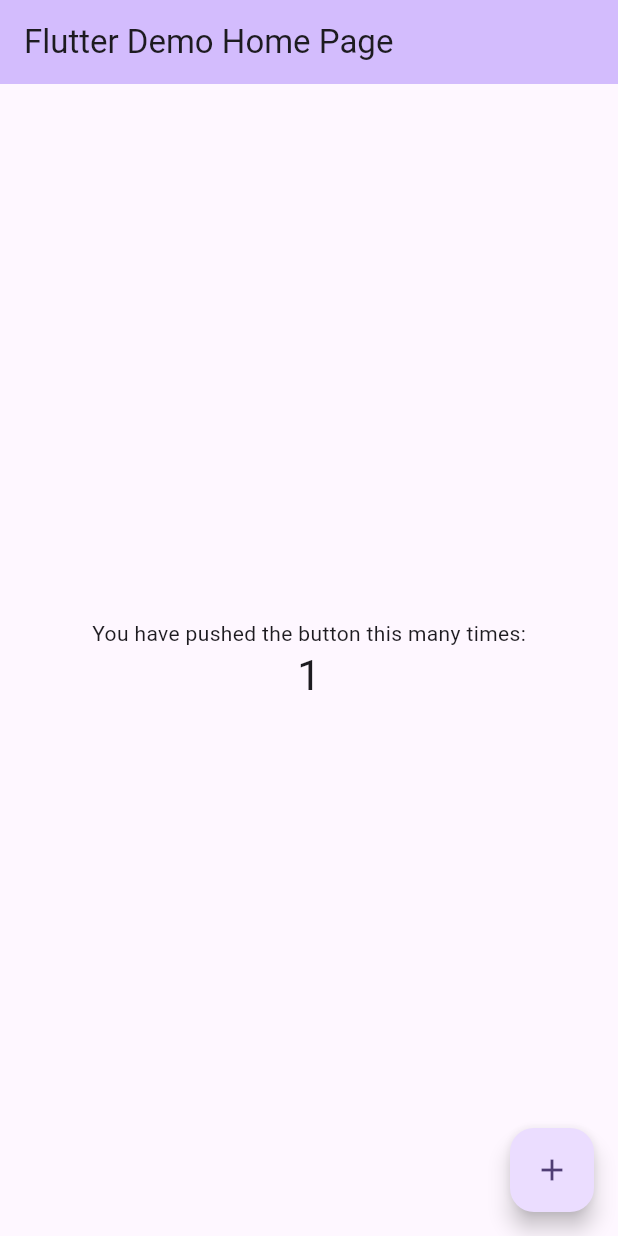
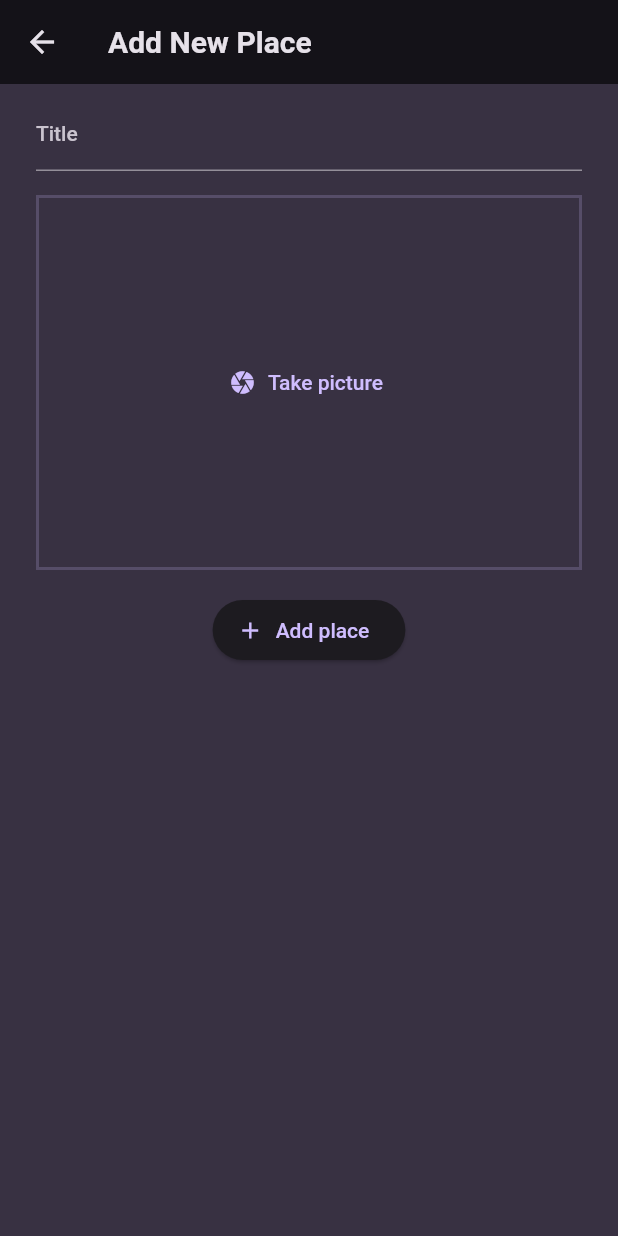
Before and after one commit to khwoat/flutter_course-favorite_place_app, a Flutter app: the screen it shows after launch, after a tap on the "add" icon, on a phone screen of 412 x 824 dp. Run offline on Flutter 3.47's test engine with Material 2 defaults, Android fonts, the phone set to English and light mode, and no system bars; our stand-ins replace flutter_riverpod, google_fonts.

Commit message:
Add all page features

```diff
--- a/lib/main.dart
+++ b/lib/main.dart
@@ -1,125 +1,45 @@
+import 'package:favorite_place_app/screens/your_places_screen.dart';
 import 'package:flutter/material.dart';
+import 'package:flutter_riverpod/flutter_riverpod.dart';
+
+import 'package:google_fonts/google_fonts.dart';
+
+final colorScheme = ColorScheme.fromSeed(
+  brightness: Brightness.dark,
+  seedColor: const Color.fromARGB(255, 102, 6, 247),
+  background: const Color.fromARGB(255, 56, 49, 66),
+);
+
+final theme = ThemeData().copyWith(
+  useMaterial3: true,
+  scaffoldBackgroundColor: colorScheme.background,
+  colorScheme: colorScheme,
+  textTheme: GoogleFonts.ubuntuCondensedTextTheme().copyWith(
+    titleSmall: GoogleFonts.ubuntuCondensed(
+      fontWeight: FontWeight.bold,
+    ),
+    titleMedium: GoogleFonts.ubuntuCondensed(
+      fontWeight: FontWeight.bold,
+    ),
+    titleLarge: GoogleFonts.ubuntuCondensed(
+      fontWeight: FontWeight.bold,
+    ),
+  ),
+);
 
 void main() {
-  runApp(const MyApp());
+  runApp(const ProviderScope(child: FavoritePlaceApp()));
 }
 
-class MyApp extends StatelessWidget {
-  const MyApp({super.key});
+class FavoritePlaceApp extends StatelessWidget {
+  const FavoritePlaceApp({Key? key}) : super(key: key);
 
-  // This widget is the root of your application.
   @override
   Widget build(BuildContext context) {
     return MaterialApp(
-      title: 'Flutter Demo',
-      theme: ThemeData(
-        // This is the theme of your application.
-        //
-        // TRY THIS: Try running your application with "flutter run". You'll see
-        // the application has a blue toolbar. Then, without quitting the app,
-        // try changing the seedColor in the colorScheme below to Colors.green
-        // and then invoke "hot reload" (save your changes or press the "hot
-        // reload" button in a Flutter-supported IDE, or press "r" if you used
-        // the command line to start the app).
-        //
-        // Notice that the counter didn't reset back to zero; the application
-        // state is not lost during the reload. To reset the state, use hot
-        // restart instead.
-        //
-        // This works for code too, not just values: Most code changes can be
-        // tested with just a hot reload.
-        colorScheme: ColorScheme.fromSeed(seedColor: Colors.deepPurple),
-        useMaterial3: true,
-      ),
-      home: const MyHomePage(title: 'Flutter Demo Home Page'),
+      title: 'Great Places',
+      theme: theme,
+      home: const YourPlacesScreen(),
     );
   }
 }
-
-class MyHomePage extends StatefulWidget {
-  const MyHomePage({super.key, required this.title});
-
-  // This widget is the home page of your application. It is stateful, meaning
-  // that it has a State object (defined below) that contains fields that affect
-  // how it looks.
-
-  // This class is the configuration for the state. It holds the values (in this
-  // case the title) provided by the parent (in this case the App widget) and
-  // used by the build method of the State. Fields in a Widget subclass are
-  // always marked "final".
-
-  final String title;
-
-  @override
-  State<MyHomePage> createState() => _MyHomePageState();
-}
-
-class _MyHomePageState extends State<MyHomePage> {
-  int _counter = 0;
-
-  void _incrementCounter() {
-    setState(() {
-      // This call to setState tells the Flutter framework that something has
-      // changed in this State, which causes it to rerun the build method below
-      // so that the display can reflect the updated values. If we changed
-      // _counter without calling setState(), then the build method would not be
-      // called again, and so nothing would appear to happen.
-      _counter++;
-    });
-  }
-
-  @override
-  Widget build(BuildContext context) {
-    // This method is rerun every time setState is called, for instance as done
-    // by the _incrementCounter method above.
-    //
-    // The Flutter framework has been optimized to make rerunning build methods
-    // fast, so that you can just rebuild anything that needs updating rather
-    // than having to individually change instances of widgets.
-    return Scaffold(
-      appBar: AppBar(
-        // TRY THIS: Try changing the color here to a specific color (to
-        // Colors.amber, perhaps?) and trigger a hot reload to see the AppBar
-        // change color while the other colors stay the same.
-        backgroundColor: Theme.of(context).colorScheme.inversePrimary,
-        // Here we take the value from the MyHomePage object that was created by
-        // the App.build method, and use it to set our appbar title.
-        title: Text(widget.title),
-      ),
-      body: Center(
-        // Center is a layout widget. It takes a single child and positions it
-        // in the middle of the parent.
-        child: Column(
-          // Column is also a layout widget. It takes a list of children and
-          // arranges them vertically. By default, it sizes itself to fit its
-          // children horizontally, and tries to be as tall as its parent.
-          //
-          // Column has various properties to control how it sizes itself and
-          // how it positions its children. Here we use mainAxisAlignment to
-          // center the children vertically; the main axis here is the vertical
-          // axis because Columns are vertical (the cross axis would be
-          // horizontal).
-          //
-          // TRY THIS: Invoke "debug painting" (choose the "Toggle Debug Paint"
-          // action in the IDE, or press "p" in the console), to see the
-          // wireframe for each widget.
-          mainAxisAlignment: MainAxisAlignment.center,
-          children: <Widget>[
-            const Text(
-              'You have pushed the button this many times:',
-            ),
-            Text(
-              '$_counter',
-              style: Theme.of(context).textTheme.headlineMedium,
-            ),
-          ],
-        ),
-      ),
-      floatingActionButton: FloatingActionButton(
-        onPressed: _incrementCounter,
-        tooltip: 'Increment',
-        child: const Icon(Icons.add),
-      ), // This trailing comma makes auto-formatting nicer for build methods.
-    );
-  }
-}
--- /dev/null
+++ b/lib/models/place.dart
@@ -0,0 +1,10 @@
+import 'package:uuid/uuid.dart';
+
+const uuid = Uuid();
+
+class Place {
+  Place({required this.title}) : id = uuid.v4();
+
+  final String id;
+  final String title;
+}
--- /dev/null
+++ b/lib/providers/your_places_provider.dart
@@ -0,0 +1,14 @@
+import 'package:favorite_place_app/models/place.dart';
+import 'package:flutter_riverpod/flutter_riverpod.dart';
+
+class YourPlacesNotifier extends StateNotifier<List<Place>> {
+  YourPlacesNotifier() : super(const []);
+
+  void addNewPlace(Place newPlace) {
+    state = [newPlace, ...state];
+  }
+}
+
+final yourPlacesProvider =
+    StateNotifierProvider<YourPlacesNotifier, List<Place>>(
+        (ref) => YourPlacesNotifier());
--- /dev/null
+++ b/lib/screens/adding_place_screen.dart
@@ -0,0 +1,96 @@
+import 'package:favorite_place_app/models/place.dart';
+import 'package:favorite_place_app/providers/your_places_provider.dart';
+import 'package:favorite_place_app/widgets/image_input.dart';
+import 'package:flutter/material.dart';
+import 'package:flutter_riverpod/flutter_riverpod.dart';
+
+class AddingPlaceScreen extends ConsumerStatefulWidget {
+  const AddingPlaceScreen({super.key});
+
+  @override
+  ConsumerState<ConsumerStatefulWidget> createState() {
+    return _AddingPlaceScreenState();
+  }
+}
+
+class _AddingPlaceScreenState extends ConsumerState<AddingPlaceScreen> {
+  final _formKey = GlobalKey<FormState>();
+
+  final _titleController = TextEditingController();
+
+  late final YourPlacesNotifier _yourPlacesNotifier;
+
+  @override
+  void initState() {
+    _yourPlacesNotifier = ref.read(yourPlacesProvider.notifier);
+    super.initState();
+  }
+
+  @override
+  void dispose() {
+    _titleController.dispose();
+    super.dispose();
+  }
+
+  void _addPlace() {
+    if (_formKey.currentState!.validate()) {
+      _yourPlacesNotifier.addNewPlace(
+        Place(title: _titleController.text.trim()),
+      );
+      Navigator.of(context).pop();
+    }
+  }
+
+  @override
+  Widget build(BuildContext context) {
+    return Scaffold(
+      appBar: AppBar(
+        title: const Text('Add New Place'),
+      ),
+      body: Padding(
+        padding: const EdgeInsets.symmetric(
+          vertical: 10,
+          horizontal: 24,
+        ),
+        child: Form(
+          key: _formKey,
+          child: Column(
+            children: [
+              // Textfield of TITLE
+              TextFormField(
+                controller: _titleController,
+                decoration: const InputDecoration(
+                  label: Text('Title'),
+                ),
+                style: Theme.of(context).textTheme.bodyMedium!.copyWith(
+                      color: Colors.white,
+                    ),
+                validator: (value) {
+                  if (value == null || value.trim().isEmpty) {
+                    return 'Please enter this field.';
+                  }
+                  if (value.length < 6 || value.length > 30) {
+                    return 'Length should be between 6 to 30 characters';
+                  }
+                  return null;
+                },
+              ),
+              const SizedBox(height: 16),
+
+              //Image input
+              const ImageInput(),
+              const SizedBox(height: 16),
+
+              // Add a new place button
+              ElevatedButton.icon(
+                onPressed: _addPlace,
+                icon: const Icon(Icons.add),
+                label: const Text('Add place'),
+              ),
+            ],
+          ),
+        ),
+      ),
+    );
+  }
+}
--- /dev/null
+++ b/lib/screens/place_detail_screen.dart
@@ -0,0 +1,24 @@
+import 'package:favorite_place_app/models/place.dart';
+import 'package:flutter/material.dart';
+import 'package:flutter_riverpod/flutter_riverpod.dart';
+
+class PlaceDetailScreen extends ConsumerWidget {
+  const PlaceDetailScreen({super.key, required this.place});
+
+  final Place place;
+
+  @override
+  Widget build(BuildContext context, WidgetRef ref) {
+    return Scaffold(
+      appBar: AppBar(
+        title: Text(place.title),
+      ),
+      body: Center(
+        child: Text(
+          place.title,
+          style: Theme.of(context).textTheme.titleMedium,
+        ),
+      ),
+    );
+  }
+}
--- /dev/null
+++ b/lib/screens/your_places_screen.dart
@@ -0,0 +1,69 @@
+import 'package:favorite_place_app/models/place.dart';
+import 'package:favorite_place_app/providers/your_places_provider.dart';
+import 'package:favorite_place_app/screens/adding_place_screen.dart';
+import 'package:favorite_place_app/screens/place_detail_screen.dart';
+import 'package:flutter/material.dart';
+import 'package:flutter_riverpod/flutter_riverpod.dart';
+
+class YourPlacesScreen extends ConsumerWidget {
+  const YourPlacesScreen({super.key});
+
+  void _addPlace(context) {
+    Navigator.of(context).push(
+      MaterialPageRoute(
+        builder: (context) => const AddingPlaceScreen(),
+      ),
+    );
+  }
+
+  void _pushPlaceDetailScreen(context, Place place) {
+    Navigator.of(context).push(
+      MaterialPageRoute(
+        builder: (context) => PlaceDetailScreen(place: place),
+      ),
+    );
+  }
+
+  @override
+  Widget build(BuildContext context, WidgetRef ref) {
+    final yourPlaces = ref.watch(yourPlacesProvider);
+    return Scaffold(
+      appBar: AppBar(
+        title: const Text('Your Places'),
+        actions: [
+          IconButton(
+            onPressed: () => _addPlace(context),
+            icon: const Icon(Icons.add),
+          ),
+        ],
+      ),
+      body: (yourPlaces.isNotEmpty)
+          ? ListView.builder(
+              padding: const EdgeInsets.symmetric(
+                vertical: 8,
+                horizontal: 12,
+              ),
+              itemCount: yourPlaces.length,
+              itemBuilder: (context, index) {
+                return ListTile(
+                  onTap: () {
+                    _pushPlaceDetailScreen(context, yourPlaces[index]);
+                  },
+                  title: Text(
+                    yourPlaces[index].title,
+                    style: Theme.of(context).textTheme.titleMedium,
+                  ),
+                );
+              },
+            )
+          : Center(
+              child: Text(
+                'No place added yet.',
+                style: Theme.of(context).textTheme.bodyLarge!.copyWith(
+                      color: Colors.white,
+                    ),
+              ),
+            ),
+    );
+  }
+}
--- /dev/null
+++ b/lib/widgets/image_input.dart
@@ -0,0 +1,31 @@
+import 'package:flutter/material.dart';
+
+class ImageInput extends StatefulWidget {
+  const ImageInput({super.key});
+
+  @override
+  State<ImageInput> createState() => _ImageInputState();
+}
+
+class _ImageInputState extends State<ImageInput> {
+  void _takePicture() {}
+
+  @override
+  Widget build(BuildContext context) {
+    return Container(
+      width: double.infinity,
+      height: 250,
+      decoration: BoxDecoration(
+        border: Border.all(
+          width: 2,
+          color: Theme.of(context).colorScheme.primary.withOpacity(0.2),
+        ),
+      ),
+      child: TextButton.icon(
+        onPressed: _takePicture,
+        icon: const Icon(Icons.camera),
+        label: const Text('Take picture'),
+      ),
+    );
+  }
+}
```
Also changed, not shown: pubspec.yaml (+8 -20 lines), pubspec.lock, 4 other files.
